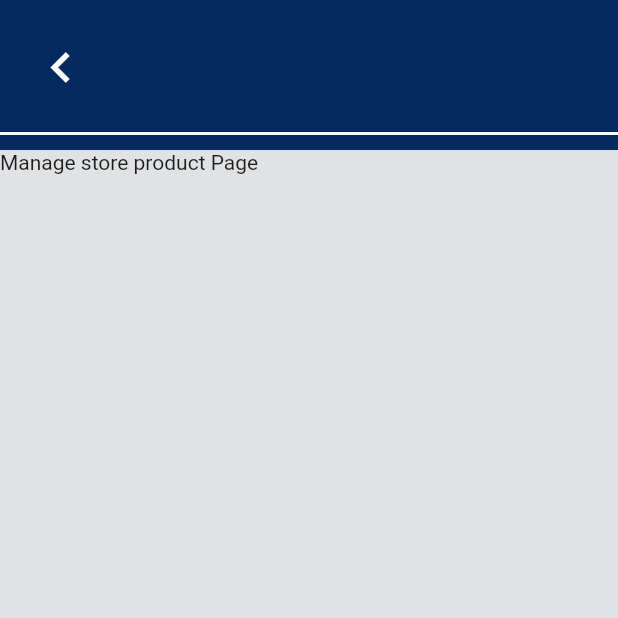
After one commit to ljbdelacruz/foodyflutter, a Flutter app: the ManageStoreProductPage screen opened directly, on a phone screen of 412 x 824 dp, the top half of it. The commit adds this screen. Run offline on Flutter 3.47's test engine with Material 2 defaults, Android fonts, the phone set to English and light mode, and no system bars; our stand-ins replace device_info, flutter_slidable, google_fonts, google_maps_flutter, location, package_info and 1 more; missing offline and left inert: beauty_textfield, floating_search_bar, flutter_facebook_login, flutter_images_slider, flutter_section_table_view, intro_views_flutter and 1 more.

Commit message:
snackbar service, cart model, merchant pages setup

```diff
--- a/lib/model/cart.model.dart
+++ b/lib/model/cart.model.dart
@@ -5,6 +5,11 @@ import 'package:foody/model/product.model.dart';
 
 class CartModel{
   List<CartItemModel> items= [];
+  CartModel();
+  appendItem(ProductItemModel model, quantity){
+    this.items.add(CartItemModel.setup(model, quantity));
+  }
+
 }
 class CartItemModel{
   ProductItemModel product;
--- a/lib/model/product.model.dart
+++ b/lib/model/product.model.dart
@@ -2,8 +2,11 @@
 
 import 'package:foody/model/store.model.dart';
 
+import 'category.model.dart';
+
 class ProductModel{
   List<ProductItemModel> items = [];
+  ProductModel();
   ProductModel.dum1(){
     this.items.add(ProductItemModel.dum1());
     this.items.add(ProductItemModel.dum2());
@@ -21,6 +24,7 @@ class ProductItemModel{
   double rating = 0;
   int reviewerCount=0;
   List<String> thumbnails = [];
+  ProductCategory category = ProductCategory();
 
 
   ProductItemModel.dum1(){
--- a/lib/model/store.model.dart
+++ b/lib/model/store.model.dart
@@ -1,6 +1,8 @@
 
 
 
+import 'package:foody/model/product.model.dart';
+import 'package:foody/model/review.model.dart';
 import 'package:foody/model/users.model.dart';
 
 class StoreModel{
@@ -9,7 +11,8 @@ class StoreModel{
   int reviewerCount;
   String profileImage;
   UsersModel owner;
-
+  List<StoreReviewModel> reviews = [];
+  ProductModel products = ProductModel();
   StoreModel.dum1(){
     this.name = "Big Bang Store";
     this.storeReview = 3.0;
--- a/lib/pages/delivery/userdeliverymap.page.dart
+++ b/lib/pages/delivery/userdeliverymap.page.dart
@@ -49,6 +49,7 @@ class _UserDeliveryMapPageState extends State<UserDeliveryMapPage> {
         )
       );
   }
+
 }
 
 class UserDeliveryMapPageVM{
--- /dev/null
+++ b/lib/pages/merchant/managestoreproduct.page.dart
@@ -0,0 +1,45 @@
+import 'package:flutter/material.dart';
+import 'package:foody/components/header/design3.header.dart';
+import 'package:foody/config/Constants.config.dart';
+
+class ManageStoreProductPage extends StatefulWidget{
+  final ManageStoreProductPageVM vm=ManageStoreProductPageVM();
+  ManageStoreProductPage();
+  @override
+  ManageStoreProductPageState createState() => ManageStoreProductPageState();
+}
+class ManageStoreProductPageState extends State<ManageStoreProductPage> {
+  @override
+  void dispose() {
+    super.dispose();
+  }
+  @override
+  Widget build(BuildContext context){
+    return SafeArea(
+        child: Container(
+                        color:Constants.instance.themeColor,
+                        child: Scaffold(
+                        appBar: PreferredSize(child: Design3Header(widget.vm.header, (){
+                          //btn clicked
+                        }), preferredSize: Size.fromHeight(100)),
+                        backgroundColor: Colors.transparent,
+                        body:
+                          SingleChildScrollView(child:Column(
+                              children: [
+                                //manage store page
+                                Text("Manage store product Page")
+                          ],)
+
+                          )
+                        ,),
+        )
+      );
+  }
+}
+
+class ManageStoreProductPageVM{
+  Design3HeaderVM header;
+  ManageStoreProductPageVM(){
+    this.header=Design3HeaderVM();
+  }
+}
```
Also changed, not shown: lib/components/subui/listviews/cartlist.subui.dart (+6 -3 lines), lib/model/category.model.dart (added, +18 -0 lines), lib/model/review.model.dart (added, +22 -0 lines), lib/pages/cart/cart.page.dart (+8 -2 lines), lib/pages/merchant/managestore.page.dart (added, +51 -0 lines), lib/pages/merchant/merchantdashboard.page.dart (added, +46 -0 lines), lib/pages/product/viewproduct.page.dart (+45 -1 lines), lib/pages/register/registermerchant.page.dart (added, +50 -0 lines), lib/services/Snackbar.service.dart (added, +24 -0 lines), lib/config/Constants.config.dart.
